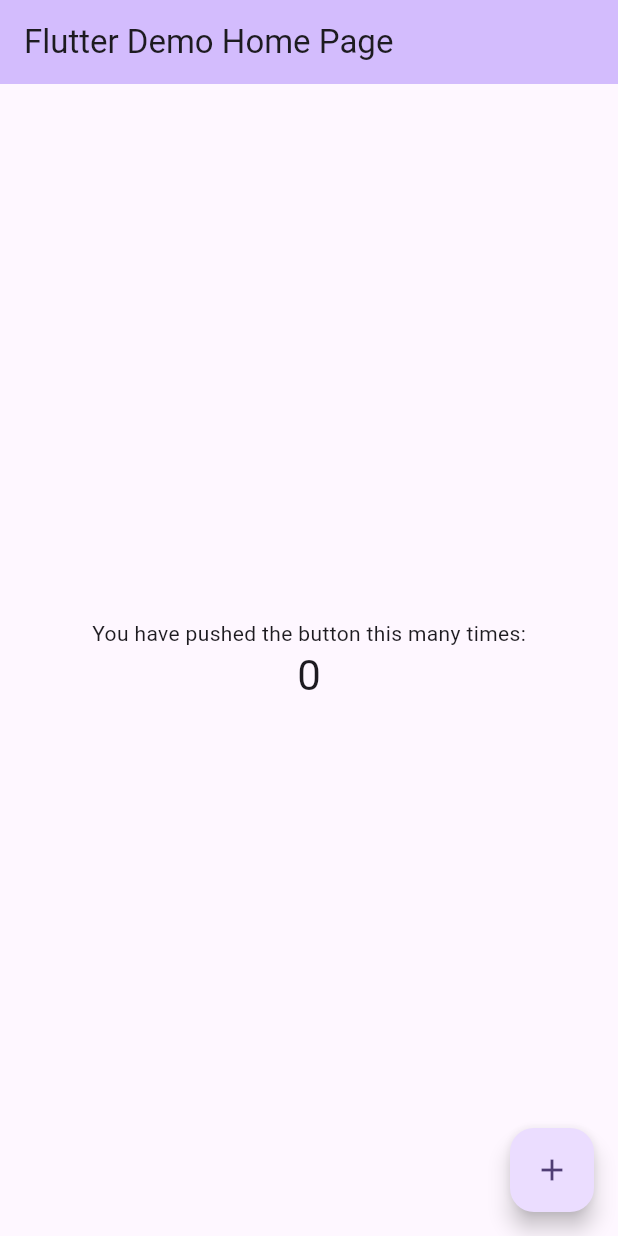
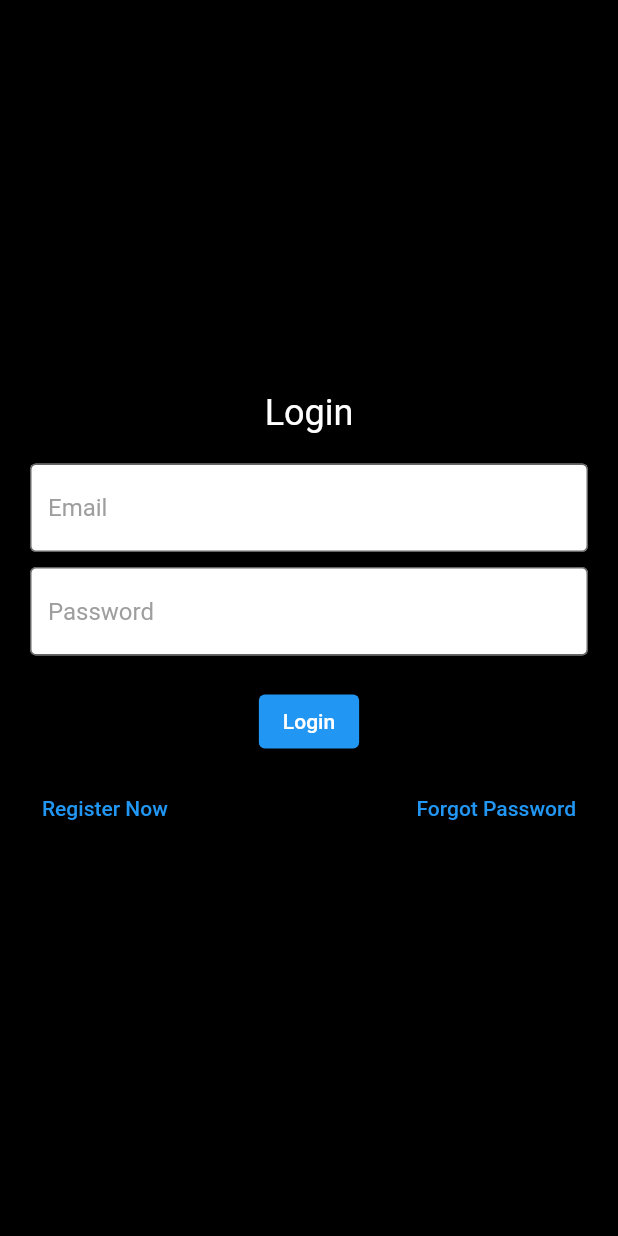
Before and after one commit to soniyav20/tech-pirates-proddev, a Flutter app: the screen it shows after launch, on a phone screen of 412 x 824 dp. Run offline on Flutter 3.47's test engine with Material 2 defaults, Android fonts, the phone set to English and light mode, and no system bars; our stand-ins replace cloud_firestore, firebase_auth; accounts and stored records are empty.

Commit message:
Login Page and Firebase Connection Added

```diff
--- a/lib/main.dart
+++ b/lib/main.dart
@@ -1,125 +1,8 @@
 import 'package:flutter/material.dart';
+import 'package:prod_dev_23/views/login_page.dart';
 
 void main() {
-  runApp(const MyApp());
+  runApp(MaterialApp(
+    home: LoginPage(),
+  ));
 }
-
-class MyApp extends StatelessWidget {
-  const MyApp({super.key});
-
-  // This widget is the root of your application.
-  @override
-  Widget build(BuildContext context) {
-    return MaterialApp(
-      title: 'Flutter Demo',
-      theme: ThemeData(
-        // This is the theme of your application.
-        //
-        // TRY THIS: Try running your application with "flutter run". You'll see
-        // the application has a blue toolbar. Then, without quitting the app,
-        // try changing the seedColor in the colorScheme below to Colors.green
-        // and then invoke "hot reload" (save your changes or press the "hot
-        // reload" button in a Flutter-supported IDE, or press "r" if you used
-        // the command line to start the app).
-        //
-        // Notice that the counter didn't reset back to zero; the application
-        // state is not lost during the reload. To reset the state, use hot
-        // restart instead.
-        //
-        // This works for code too, not just values: Most code changes can be
-        // tested with just a hot reload.
-        colorScheme: ColorScheme.fromSeed(seedColor: Colors.deepPurple),
-        useMaterial3: true,
-      ),
-      home: const MyHomePage(title: 'Flutter Demo Home Page'),
-    );
-  }
-}
-
-class MyHomePage extends StatefulWidget {
-  const MyHomePage({super.key, required this.title});
-
-  // This widget is the home page of your application. It is stateful, meaning
-  // that it has a State object (defined below) that contains fields that affect
-  // how it looks.
-
-  // This class is the configuration for the state. It holds the values (in this
-  // case the title) provided by the parent (in this case the App widget) and
-  // used by the build method of the State. Fields in a Widget subclass are
-  // always marked "final".
-
-  final String title;
-
-  @override
-  State<MyHomePage> createState() => _MyHomePageState();
-}
-
-class _MyHomePageState extends State<MyHomePage> {
-  int _counter = 0;
-
-  void _incrementCounter() {
-    setState(() {
-      // This call to setState tells the Flutter framework that something has
-      // changed in this State, which causes it to rerun the build method below
-      // so that the display can reflect the updated values. If we changed
-      // _counter without calling setState(), then the build method would not be
-      // called again, and so nothing would appear to happen.
-      _counter++;
-    });
-  }
-
-  @override
-  Widget build(BuildContext context) {
-    // This method is rerun every time setState is called, for instance as done
-    // by the _incrementCounter method above.
-    //
-    // The Flutter framework has been optimized to make rerunning build methods
-    // fast, so that you can just rebuild anything that needs updating rather
-    // than having to individually change instances of widgets.
-    return Scaffold(
-      appBar: AppBar(
-        // TRY THIS: Try changing the color here to a specific color (to
-        // Colors.amber, perhaps?) and trigger a hot reload to see the AppBar
-        // change color while the other colors stay the same.
-        backgroundColor: Theme.of(context).colorScheme.inversePrimary,
-        // Here we take the value from the MyHomePage object that was created by
-        // the App.build method, and use it to set our appbar title.
-        title: Text(widget.title),
-      ),
-      body: Center(
-        // Center is a layout widget. It takes a single child and positions it
-        // in the middle of the parent.
-        child: Column(
-          // Column is also a layout widget. It takes a list of children and
-          // arranges them vertically. By default, it sizes itself to fit its
-          // children horizontally, and tries to be as tall as its parent.
-          //
-          // Column has various properties to control how it sizes itself and
-          // how it positions its children. Here we use mainAxisAlignment to
-          // center the children vertically; the main axis here is the vertical
-          // axis because Columns are vertical (the cross axis would be
-          // horizontal).
-          //
-          // TRY THIS: Invoke "debug painting" (choose the "Toggle Debug Paint"
-          // action in the IDE, or press "p" in the console), to see the
-          // wireframe for each widget.
-          mainAxisAlignment: MainAxisAlignment.center,
-          children: <Widget>[
-            const Text(
-              'You have pushed the button this many times:',
-            ),
-            Text(
-              '$_counter',
-              style: Theme.of(context).textTheme.headlineMedium,
-            ),
-          ],
-        ),
-      ),
-      floatingActionButton: FloatingActionButton(
-        onPressed: _incrementCounter,
-        tooltip: 'Increment',
-        child: const Icon(Icons.add),
-      ), // This trailing comma makes auto-formatting nicer for build methods.
-    );
-  }
-}
--- /dev/null
+++ b/lib/services/service_imp.dart
@@ -0,0 +1,34 @@
+import 'package:cloud_firestore/cloud_firestore.dart';
+import 'package:firebase_auth/firebase_auth.dart';
+import 'package:prod_dev_23/services/services.dart';
+
+class ServiceImp implements Services {
+  @override
+  Future<void> resetPass({String? email}) async {
+    await FirebaseAuth.instance.sendPasswordResetEmail(email: email ?? '');
+  }
+
+  @override
+  Future<void> signin({String? mail, String? pass}) async {
+    await FirebaseAuth.instance
+        .signInWithEmailAndPassword(email: mail ?? '', password: pass ?? '');
+  }
+
+  @override
+  Future<void> signout() async {
+    await FirebaseAuth.instance.signOut();
+  }
+
+  @override
+  Future<void> signup({String? name, String? mail, String? pass}) async {
+    UserCredential userc;
+    userc = await FirebaseAuth.instance.createUserWithEmailAndPassword(
+        email: mail ?? '', password: pass ?? '');
+    await FirebaseFirestore.instance
+        .collection('users')
+        .doc(userc.user!.uid)
+        .set({"mail": mail, "name": name, "id": userc.user!.uid});
+    await FirebaseAuth.instance
+        .signInWithEmailAndPassword(email: mail ?? '', password: pass ?? '');
+  }
+}
--- /dev/null
+++ b/lib/services/services.dart
@@ -0,0 +1,6 @@
+abstract class Services {
+  Future<void> resetPass({String? email});
+  Future<void> signin({String? mail, String? pass});
+  Future<void> signout();
+  Future<void> signup({String? name, String? mail, String? pass});
+}
--- /dev/null
+++ b/lib/views/login_page.dart
@@ -0,0 +1,78 @@
+import 'package:flutter/material.dart';
+
+class LoginPage extends StatelessWidget {
+  @override
+  Widget build(BuildContext context) {
+    return Scaffold(
+      backgroundColor:
+          Colors.black, // Set background color to black (dark theme).
+      body: Center(
+        child: Padding(
+          padding: const EdgeInsets.all(20.0),
+          child: Column(
+            mainAxisAlignment: MainAxisAlignment.center,
+            children: [
+              Text(
+                'Login',
+                style: TextStyle(
+                  fontSize: 24,
+                  color: Colors.white,
+                ),
+              ),
+              SizedBox(height: 20),
+              TextField(
+                controller:
+                    TextEditingController(), // Create a TextEditingController for email.
+                decoration: InputDecoration(
+                  hintText: 'Email',
+                  hintStyle: TextStyle(color: Colors.grey),
+                  fillColor: Colors.white,
+                  filled: true,
+                  border: OutlineInputBorder(),
+                ),
+              ),
+              SizedBox(height: 10),
+              TextField(
+                controller:
+                    TextEditingController(), // Create a TextEditingController for password.
+                decoration: InputDecoration(
+                  hintText: 'Password',
+                  hintStyle: TextStyle(color: Colors.grey),
+                  fillColor: Colors.white,
+                  filled: true,
+                  border: OutlineInputBorder(),
+                ),
+                obscureText: true, // Hide password text.
+              ),
+              SizedBox(height: 20),
+              ElevatedButton(
+                onPressed: () {
+                  // Add login logic here.
+                },
+                child: Text('Login'),
+              ),
+              SizedBox(height: 10),
+              Row(
+                mainAxisAlignment: MainAxisAlignment.spaceBetween,
+                children: [
+                  TextButton(
+                    onPressed: () {
+                      // Add "Register Now" navigation logic.
+                    },
+                    child: Text('Register Now'),
+                  ),
+                  TextButton(
+                    onPressed: () {
+                      // Add "Forgot Password" navigation logic.
+                    },
+                    child: Text('Forgot Password'),
+                  ),
+                ],
+              ),
+            ],
+          ),
+        ),
+      ),
+    );
+  }
+}
--- a/pubspec.yaml
+++ b/pubspec.yaml
@@ -35,6 +35,8 @@ dependencies:
   # The following adds the Cupertino Icons font to your application.
   # Use with the CupertinoIcons class for iOS style icons.
   cupertino_icons: ^1.0.2
+  firebase_auth: ^4.12.0
+  cloud_firestore: ^4.12.1
 
 dev_dependencies:
   flutter_test:
```
Also changed, not shown: pubspec.lock, 12 other files.
